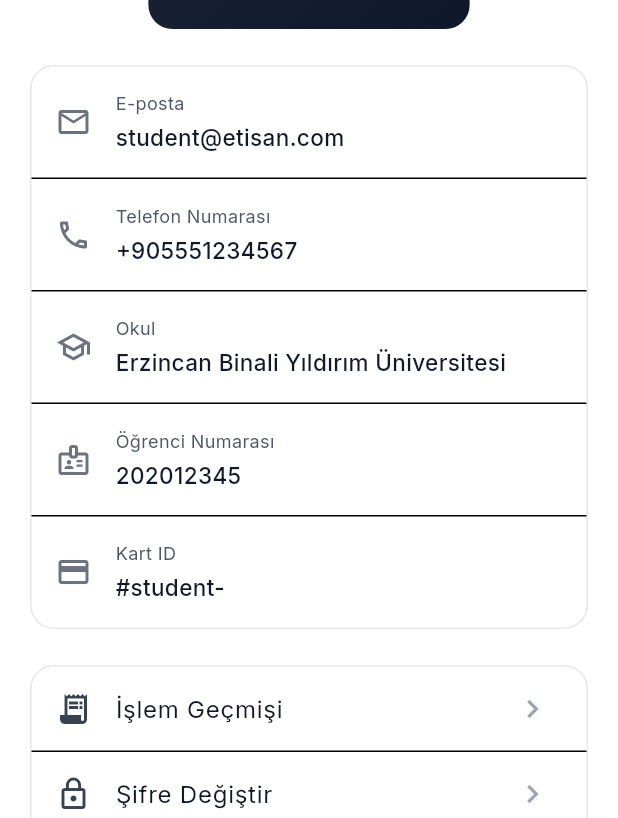
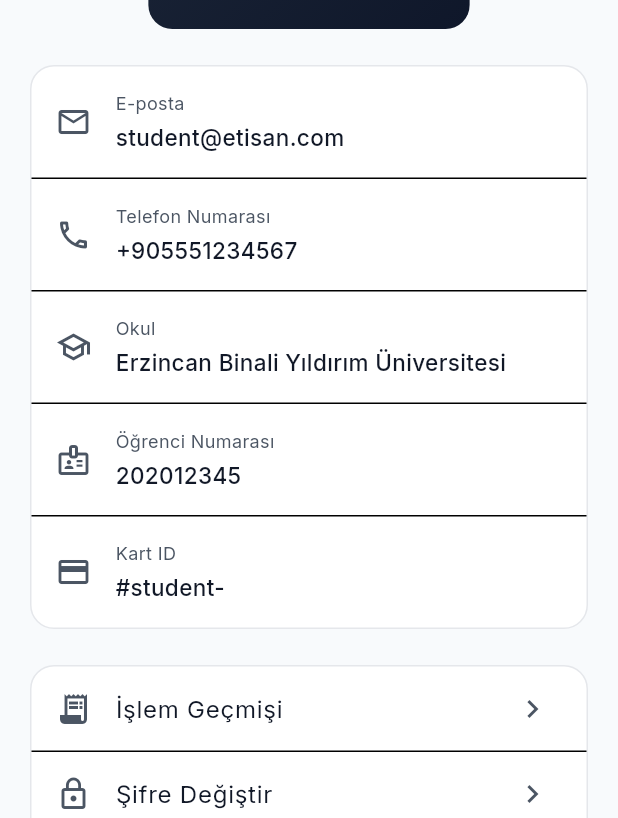
Before and after one commit to Mkosttak/etisan_proje, a Flutter app: the screen it shows after launch, after a tap on "Öğrenci", after a tap on the "person" icon, on a phone screen of 412 x 824 dp. Shown: the part 418-1236 px from the top of the screen. Run offline on Flutter 3.47's test engine with Material 3 defaults, Android fonts, the phone set to English and light mode, and no system bars; our stand-ins replace fl_chart, google_fonts, qr_flutter, shared_preferences, supabase_flutter; accounts and stored records are empty.

Commit message:
eksikler giderildi

```diff
--- a/lib/core/constants/app_colors.dart
+++ b/lib/core/constants/app_colors.dart
@@ -44,9 +44,9 @@ class AppColors {
   static const Color dinner = Color(0xFF8B5CF6);
 
   // Background Colors
-  static const Color backgroundLight = Color(0xFFFFFFFF);
+  static const Color backgroundLight = Color(0xFFF8FAFC);
   static const Color backgroundDark = Color(0xFF0F172A);
-  static const Color surfaceLight = Color(0xFFF8FAFC);
+  static const Color surfaceLight = Color(0xFFFFFFFF);
   static const Color surfaceDark = Color(0xFF1E293B);
 
   // Reservation Status Colors
@@ -74,4 +74,156 @@ class AppColors {
     begin: Alignment.topLeft,
     end: Alignment.bottomRight,
   );
+
+  // ========== CONTEXT-AWARE DYNAMIC COLORS ==========
+
+  /// Background color based on theme
+  static Color getBackground(BuildContext context) {
+    return Theme.of(context).brightness == Brightness.dark
+        ? backgroundDark
+        : backgroundLight;
+  }
+
+  /// Surface color based on theme
+  static Color getSurface(BuildContext context) {
+    return Theme.of(context).brightness == Brightness.dark
+        ? surfaceDark
+        : surfaceLight;
+  }
+
+  /// Card color based on theme
+  static Color getCardColor(BuildContext context) {
+    return Theme.of(context).brightness == Brightness.dark
+        ? const Color(0xFF1E293B)
+        : white;
+  }
+
+  /// Primary text color based on theme
+  static Color getTextPrimary(BuildContext context) {
+    return Theme.of(context).brightness == Brightness.dark
+        ? grey50
+        : grey900;
+  }
+
+  /// Secondary text color based on theme
+  static Color getTextSecondary(BuildContext context) {
+    return Theme.of(context).brightness == Brightness.dark
+        ? grey400
+        : grey600;
+  }
+
+  /// Tertiary text color based on theme
+  static Color getTextTertiary(BuildContext context) {
+    return Theme.of(context).brightness == Brightness.dark
+        ? grey500
+        : grey500;
+  }
+
+  /// Border color based on theme
+  static Color getBorder(BuildContext context) {
+    return Theme.of(context).brightness == Brightness.dark
+        ? grey700
+        : grey200;
+  }
+
+  /// Divider color based on theme
+  static Color getDivider(BuildContext context) {
+    return Theme.of(context).brightness == Brightness.dark
+        ? grey800
+        : grey100;
+  }
+
+  /// Icon color based on theme
+  static Color getIconColor(BuildContext context) {
+    return Theme.of(context).brightness == Brightness.dark
+        ? grey300
+        : grey600;
+  }
+
+  /// Overlay color based on theme (for hover, pressed states)
+  static Color getOverlay(BuildContext context) {
+    return Theme.of(context).brightness == Brightness.dark
+        ? white.withOpacity(0.1)
+        : black.withOpacity(0.05);
+  }
+
+  /// Shadow color based on theme
+  static Color getShadow(BuildContext context) {
+    return Theme.of(context).brightness == Brightness.dark
+        ? black.withOpacity(0.3)
+        : black.withOpacity(0.1);
+  }
+
+  /// Input fill color based on theme
+  static Color getInputFill(BuildContext context) {
+    return Theme.of(context).brightness == Brightness.dark
+        ? grey800
+        : grey50;
+  }
+
+  /// Shimmer base color based on theme
+  static Color getShimmerBase(BuildContext context) {
+    return Theme.of(context).brightness == Brightness.dark
+        ? grey800
+        : grey200;
+  }
+
+  /// Shimmer highlight color based on theme
+  static Color getShimmerHighlight(BuildContext context) {
+    return Theme.of(context).brightness == Brightness.dark
+        ? grey700
+        : grey100;
+  }
+
+  /// App bar background based on theme
+  static Color getAppBarBackground(BuildContext context) {
+    return Theme.of(context).brightness == Brightness.dark
+        ? surfaceDark
+        : white;
+  }
+
+  /// Bottom navigation background based on theme
+  static Color getBottomNavBackground(BuildContext context) {
+    return Theme.of(context).brightness == Brightness.dark
+        ? surfaceDark
+        : white;
+  }
+
+  /// Chip background based on theme
+  static Color getChipBackground(BuildContext context, {bool isSelected = false}) {
+    if (isSelected) return primaryOrange;
+    return Theme.of(context).brightness == Brightness.dark
+        ? grey800
+        : grey100;
+  }
+
+  /// Chip text color based on theme
+  static Color getChipText(BuildContext context, {bool isSelected = false}) {
+    if (isSelected) return white;
+    return Theme.of(context).brightness == Brightness.dark
+        ? grey200
+        : grey700;
+  }
+
+  /// Gradient for cards based on theme
+  static LinearGradient getCardGradient(BuildContext context) {
+    return Theme.of(context).brightness == Brightness.dark
+        ? darkGradient
+        : const LinearGradient(
+            colors: [Color(0xFFFFFFFF), Color(0xFFF8FAFC)],
+            begin: Alignment.topLeft,
+            end: Alignment.bottomRight,
+          );
+  }
+
+  /// Hero gradient based on theme
+  static LinearGradient getHeroGradient(BuildContext context) {
+    return Theme.of(context).brightness == Brightness.dark
+        ? const LinearGradient(
+            colors: [Color(0xFFFDB913), Color(0xFFD9940A)],
+            begin: Alignment.topLeft,
+            end: Alignment.bottomRight,
+          )
+        : primaryGradient;
+  }
 }
--- a/lib/screens/balance/transaction_history_screen.dart
+++ b/lib/screens/balance/transaction_history_screen.dart
@@ -18,20 +18,22 @@ class TransactionHistoryScreen extends StatelessWidget {
         title: Text(AppStrings.tr['transactionHistory']!),
       ),
       body: transactionProvider.transactions.isEmpty
-          ? const Center(
+          ? Builder(
+              builder: (context) => Center(
                 child: Column(
                   mainAxisAlignment: MainAxisAlignment.center,
                   children: [
-                  Icon(Icons.receipt_long, size: 64, color: AppColors.grey400),
-                  SizedBox(height: 16),
+                    Icon(Icons.receipt_long, size: 64, color: AppColors.getIconColor(context)),
+                    const SizedBox(height: 16),
                     Text(
                       'Henüz işlem geçmişi yok',
                       style: TextStyle(
                         fontSize: 16,
-                      color: AppColors.grey600,
+                        color: AppColors.getTextSecondary(context),
                       ),
                     ),
                   ],
+                ),
               ),
             )
           : ListView.builder(
@@ -47,6 +49,8 @@ class TransactionHistoryScreen extends StatelessWidget {
   }
 
   Widget _buildTransactionTile(TransactionModel transaction) {
+    return Builder(
+      builder: (context) {
         final isCredit = transaction.isCredit;
         final icon = isCredit ? Icons.add_circle : Icons.remove_circle;
         final color = isCredit ? AppColors.success : AppColors.error;
@@ -55,9 +59,9 @@ class TransactionHistoryScreen extends StatelessWidget {
           margin: const EdgeInsets.only(bottom: 12),
           padding: const EdgeInsets.all(16),
           decoration: BoxDecoration(
-        color: Colors.white,
+            color: AppColors.getCardColor(context),
             borderRadius: BorderRadius.circular(12),
-        border: Border.all(color: AppColors.grey200),
+            border: Border.all(color: AppColors.getBorder(context)),
           ),
           child: Row(
             children: [
@@ -69,16 +73,17 @@ class TransactionHistoryScreen extends StatelessWidget {
                   children: [
                     Text(
                       transaction.description,
-                  style: const TextStyle(
+                      style: TextStyle(
                         fontSize: 14,
                         fontWeight: FontWeight.w600,
+                        color: AppColors.getTextPrimary(context),
                       ),
                     ),
                     const SizedBox(height: 4),
                     Text(
                       Helpers.formatDate(transaction.createdAt, 'MMM dd, yyyy HH:mm'),
-                  style: const TextStyle(
-                    color: AppColors.grey500,
+                      style: TextStyle(
+                        color: AppColors.getTextSecondary(context),
                         fontSize: 12,
                       ),
                     ),
@@ -96,5 +101,7 @@ class TransactionHistoryScreen extends StatelessWidget {
             ],
           ),
         );
+      },
+    );
   }
 }
--- a/lib/screens/home/home_screen.dart
+++ b/lib/screens/home/home_screen.dart
@@ -87,7 +87,7 @@ class _HomeScreenState extends State<HomeScreen> with SingleTickerProviderStateM
       ..sort((a, b) => a.mealDate.compareTo(b.mealDate));
 
     return Scaffold(
-      backgroundColor: AppColors.backgroundLight,
+      backgroundColor: AppColors.getBackground(context),
       body: RefreshIndicator(
         onRefresh: _loadData,
         color: AppColors.primaryOrange,
@@ -100,7 +100,7 @@ class _HomeScreenState extends State<HomeScreen> with SingleTickerProviderStateM
                 opacity: _fadeAnimation,
                 child: SlideTransition(
                   position: _slideAnimation,
-                  child: _buildHeroSection(user),
+                  child: _buildHeroSection(context, user),
                 ),
               ),
             ),
@@ -109,7 +109,7 @@ class _HomeScreenState extends State<HomeScreen> with SingleTickerProviderStateM
             SliverToBoxAdapter(
               child: FadeTransition(
                 opacity: _fadeAnimation,
-                child: _buildUpcomingReservations(upcomingReservations),
+                child: _buildUpcomingReservations(context, upcomingReservations),
               ),
             ),
 
@@ -123,7 +123,7 @@ class _HomeScreenState extends State<HomeScreen> with SingleTickerProviderStateM
     );
   }
 
-  Widget _buildHeroSection(user) {
+  Widget _buildHeroSection(BuildContext context, user) {
     final hour = DateTime.now().hour;
     String greeting;
     IconData greetingIcon;
@@ -143,14 +143,7 @@ class _HomeScreenState extends State<HomeScreen> with SingleTickerProviderStateM
       margin: const EdgeInsets.all(20),
       padding: const EdgeInsets.all(24),
       decoration: BoxDecoration(
-        gradient: const LinearGradient(
-          colors: [
-            AppColors.primaryOrange,
-            Color(0xFFFFA726),
-          ],
-          begin: Alignment.topLeft,
-          end: Alignment.bottomRight,
-        ),
+        gradient: AppColors.getHeroGradient(context),
         borderRadius: BorderRadius.circular(24),
         boxShadow: [
           BoxShadow(
@@ -315,17 +308,17 @@ class _HomeScreenState extends State<HomeScreen> with SingleTickerProviderStateM
     );
   }
 
-  Widget _buildUpcomingReservations(List upcomingReservations) {
+  Widget _buildUpcomingReservations(BuildContext context, List upcomingReservations) {
     if (upcomingReservations.isEmpty) {
       return Container(
         margin: const EdgeInsets.all(20),
         padding: const EdgeInsets.all(32),
         decoration: BoxDecoration(
-          color: Colors.white,
+          color: AppColors.getCardColor(context),
           borderRadius: BorderRadius.circular(20),
           boxShadow: [
             BoxShadow(
-              color: Colors.black.withOpacity(0.05),
+              color: AppColors.getShadow(context),
               blurRadius: 10,
               offset: const Offset(0, 4),
             ),
@@ -346,21 +339,21 @@ class _HomeScreenState extends State<HomeScreen> with SingleTickerProviderStateM
               ),
             ),
             const SizedBox(height: 16),
-            const Text(
+            Text(
               'Henüz Rezervasyon Yok',
               style: TextStyle(
                 fontSize: 18,
                 fontWeight: FontWeight.bold,
-                color: AppColors.grey900,
+                color: AppColors.getTextPrimary(context),
               ),
             ),
             const SizedBox(height: 8),
-            const Text(
+            Text(
               'Bugün için bir yemek rezervasyonu yapın!',
               textAlign: TextAlign.center,
               style: TextStyle(
                 fontSize: 14,
-                color: AppColors.grey600,
+                color: AppColors.getTextSecondary(context),
               ),
             ),
           ],
@@ -368,20 +361,20 @@ class _HomeScreenState extends State<HomeScreen> with SingleTickerProviderStateM
       );
     }
 
-    return Container(
-      margin: const EdgeInsets.all(20),
-      child: Column(
-        crossAxisAlignment: CrossAxisAlignment.start,
-        children: [
-          Row(
+    return Column(
+      crossAxisAlignment: CrossAxisAlignment.start,
+      children: [
+        Padding(
+          padding: const EdgeInsets.fromLTRB(20, 0, 20, 12),
+          child: Row(
             mainAxisAlignment: MainAxisAlignment.spaceBetween,
             children: [
-              const Text(
+              Text(
                 'Yaklaşan Rezervasyonlar',
                 style: TextStyle(
                   fontSize: 20,
                   fontWeight: FontWeight.bold,
-                  color: AppColors.grey900,
+                  color: AppColors.getTextPrimary(context),
                 ),
               ),
               TextButton(
@@ -392,16 +385,15 @@ class _HomeScreenState extends State<HomeScreen> with SingleTickerProviderStateM
               ),
             ],
           ),
-          const SizedBox(height: 12),
-          ...upcomingReservations.map((reservation) {
-            return _buildReservationCard(reservation);
-          }).toList(),
-        ],
-      ),
+        ),
+        ...upcomingReservations.map((reservation) {
+          return _buildReservationCard(context, reservation);
+        }).toList(),
+      ],
     );
   }
 
-  Widget _buildReservationCard(reservation) {
+  Widget _buildReservationCard(BuildContext context, reservation) {
     Color periodColor;
     IconData periodIcon;
 
@@ -424,13 +416,13 @@ class _HomeScreenState extends State<HomeScreen> with SingleTickerProviderStateM
     }
 
     return Container(
-      margin: const EdgeInsets.only(bottom: 12),
+      margin: const EdgeInsets.symmetric(horizontal: 20, vertical: 6),
       decoration: BoxDecoration(
-        color: Colors.white,
+        color: AppColors.getCardColor(context),
         borderRadius: BorderRadius.circular(16),
         boxShadow: [
           BoxShadow(
-            color: Colors.black.withOpacity(0.05),
+            color: AppColors.getShadow(context),
             blurRadius: 10,
             offset: const Offset(0, 4),
           ),
@@ -468,10 +460,10 @@ class _HomeScreenState extends State<HomeScreen> with SingleTickerProviderStateM
                     children: [
                       Text(
                         reservation.mealName,
-                        style: const TextStyle(
+                        style: TextStyle(
                           fontSize: 16,
                           fontWeight: FontWeight.bold,
-                          color: AppColors.grey900,
+                          color: AppColors.getTextPrimary(context),
                         ),
                       ),
                       const SizedBox(height: 6),
@@ -480,15 +472,15 @@ class _HomeScreenState extends State<HomeScreen> with SingleTickerProviderStateM
                           Icon(
                             Icons.location_on,
                             size: 14,
-                            color: AppColors.grey600,
+                            color: AppColors.getTextSecondary(context),
                           ),
                           const SizedBox(width: 4),
                           Expanded(
                             child: Text(
                               reservation.cafeteriaName,
-                              style: const TextStyle(
+                              style: TextStyle(
                                 fontSize: 13,
-                                color: AppColors.grey600,
+                                color: AppColors.getTextSecondary(context),
                               ),
                               maxLines: 1,
                               overflow: TextOverflow.ellipsis,
@@ -502,14 +494,14 @@ class _HomeScreenState extends State<HomeScreen> with SingleTickerProviderStateM
                           Icon(
                             Icons.access_time,
                             size: 14,
-                            color: AppColors.grey600,
+                            color: AppColors.getTextSecondary(context),
                           ),
                           const SizedBox(width: 4),
                           Text(
                             Helpers.formatDate(reservation.mealDate, 'dd MMM, HH:mm'),
-                            style: const TextStyle(
+                            style: TextStyle(
                               fontSize: 13,
-                              color: AppColors.grey600,
+                              color: AppColors.getTextSecondary(context),
                             ),
                           ),
                         ],
@@ -532,7 +524,7 @@ class _HomeScreenState extends State<HomeScreen> with SingleTickerProviderStateM
                     Icon(
                       Icons.arrow_forward_ios,
                       size: 14,
-                      color: AppColors.grey400,
+                      color: AppColors.getIconColor(context),
                     ),
                   ],
                 ),
--- a/lib/screens/home/main_navigation.dart
+++ b/lib/screens/home/main_navigation.dart
@@ -120,11 +120,11 @@ class _MainNavigationState extends State<MainNavigation> {
       bottomNavigationBar: Container(
         margin: const EdgeInsets.symmetric(horizontal: 20, vertical: 20),
         decoration: BoxDecoration(
-          color: Colors.white,
+          color: AppColors.getBottomNavBackground(context),
           borderRadius: BorderRadius.circular(30),
           boxShadow: [
             BoxShadow(
-              color: Colors.black.withOpacity(0.15),
+              color: AppColors.getShadow(context).withOpacity(0.3),
               blurRadius: 20,
               offset: const Offset(0, 10),
               spreadRadius: 0,
@@ -147,10 +147,10 @@ class _MainNavigationState extends State<MainNavigation> {
                       height: 1.2,
                     );
                   }
-                  return const TextStyle(
+                  return TextStyle(
                     fontSize: 12,
                     fontWeight: FontWeight.w500,
-                    color: AppColors.grey600,
+                    color: AppColors.getTextSecondary(context),
                     overflow: TextOverflow.ellipsis,
                     height: 1.2,
                   );
@@ -174,7 +174,7 @@ class _MainNavigationState extends State<MainNavigation> {
               NavigationDestination(
                 icon: Icon(
                   Icons.home_outlined,
-                  color: _currentIndex == 0 ? AppColors.primaryOrange : AppColors.grey600,
+                  color: _currentIndex == 0 ? AppColors.primaryOrange : AppColors.getIconColor(context),
                 ),
                 selectedIcon: Icon(
                   Icons.home,
@@ -185,7 +185,7 @@ class _MainNavigationState extends State<MainNavigation> {
               NavigationDestination(
                 icon: Icon(
                   Icons.restaurant_menu_outlined,
-                  color: _currentIndex == 1 ? AppColors.primaryOrange : AppColors.grey600,
+                  color: _currentIndex == 1 ? AppColors.primaryOrange : AppColors.getIconColor(context),
                 ),
                 selectedIcon: Icon(
                   Icons.restaurant_menu,
@@ -196,7 +196,7 @@ class _MainNavigationState extends State<MainNavigation> {
               NavigationDestination(
                 icon: Icon(
                   Icons.add_circle_outline,
-                  color: _currentIndex == 2 ? AppColors.primaryOrange : AppColors.grey600,
+                  color: _currentIndex == 2 ? AppColors.primaryOrange : AppColors.getIconColor(context),
                 ),
                 selectedIcon: Icon(
                   Icons.add_circle,
@@ -207,7 +207,7 @@ class _MainNavigationState extends State<MainNavigation> {
               NavigationDestination(
                 icon: Icon(
                   Icons.swap_horiz_outlined,
-                  color: _currentIndex == 3 ? AppColors.primaryOrange : AppColors.grey600,
+                  color: _currentIndex == 3 ? AppColors.primaryOrange : AppColors.getIconColor(context),
                 ),
                 selectedIcon: Icon(
                   Icons.swap_horiz,
--- a/lib/screens/profile/profile_screen.dart
+++ b/lib/screens/profile/profile_screen.dart
@@ -103,9 +103,9 @@ class ProfileScreen extends StatelessWidget {
             // User Info
             Container(
               decoration: BoxDecoration(
-                color: AppColors.white,
+                color: AppColors.getCardColor(context),
                 borderRadius: BorderRadius.circular(16),
-                border: Border.all(color: AppColors.grey200),
+                border: Border.all(color: AppColors.getBorder(context)),
               ),
               child: Column(
                 children: [
@@ -160,9 +160,9 @@ class ProfileScreen extends StatelessWidget {
             // Settings
             Container(
               decoration: BoxDecoration(
-                color: AppColors.white,
+                color: AppColors.getCardColor(context),
                 borderRadius: BorderRadius.circular(16),
-                border: Border.all(color: AppColors.grey200),
+                border: Border.all(color: AppColors.getBorder(context)),
               ),
               child: Column(
                 children: [
@@ -244,11 +244,12 @@ class ProfileScreen extends StatelessWidget {
   }
 
   Widget _buildInfoTile(IconData icon, String label, String value) {
-    return Padding(
+    return Builder(
+      builder: (context) => Padding(
         padding: const EdgeInsets.all(16),
         child: Row(
           children: [
-          Icon(icon, color: AppColors.grey500, size: 24),
+            Icon(icon, color: AppColors.getIconColor(context), size: 24),
             const SizedBox(width: 16),
             Expanded(
               child: Column(
@@ -256,17 +257,18 @@ class ProfileScreen extends StatelessWidget {
                 children: [
                   Text(
                     label,
-                  style: const TextStyle(
-                    color: AppColors.grey600,
+                    style: TextStyle(
+                      color: AppColors.getTextSecondary(context),
                       fontSize: 12,
                     ),
                   ),
                   const SizedBox(height: 4),
                   Text(
                     value,
-                  style: const TextStyle(
+                    style: TextStyle(
                       fontSize: 15,
                       fontWeight: FontWeight.w500,
+                      color: AppColors.getTextPrimary(context),
                     ),
                   ),
                 ],
@@ -274,15 +276,18 @@ class ProfileScreen extends StatelessWidget {
             ),
           ],
         ),
+      ),
     );
   }
 
   Widget _buildSettingTile(IconData icon, String title, {VoidCallback? onTap}) {
-    return ListTile(
-      leading: Icon(icon, color: AppColors.grey700),
-      title: Text(title),
-      trailing: const Icon(Icons.chevron_right, color: AppColors.grey400),
+    return Builder(
+      builder: (context) => ListTile(
+        leading: Icon(icon, color: AppColors.getIconColor(context)),
+        title: Text(title, style: TextStyle(color: AppColors.getTextPrimary(context))),
+        trailing: Icon(Icons.chevron_right, color: AppColors.getIconColor(context)),
         onTap: onTap,
+      ),
     );
   }
 
@@ -292,21 +297,23 @@ class ProfileScreen extends StatelessWidget {
     bool value,
     Function(bool) onChanged,
   ) {
-    return ListTile(
-      leading: Icon(icon, color: AppColors.grey700),
-      title: Text(title),
+    return Builder(
+      builder: (context) => ListTile(
+        leading: Icon(icon, color: AppColors.getIconColor(context)),
+        title: Text(title, style: TextStyle(color: AppColors.getTextPrimary(context))),
         trailing: Switch(
           value: value,
           onChanged: onChanged,
           activeColor: AppColors.primaryOrange,
+        ),
       ),
     );
   }
 
   Widget _buildLanguageTile(BuildContext context, ThemeProvider themeProvider) {
     return ListTile(
-      leading: const Icon(Icons.language, color: AppColors.grey700),
-      title: Text(AppStrings.tr['language']!),
+      leading: Icon(Icons.language, color: AppColors.getIconColor(context)),
+      title: Text(AppStrings.tr['language']!, style: TextStyle(color: AppColors.getTextPrimary(context))),
       trailing: Row(
         mainAxisSize: MainAxisSize.min,
         children: [
--- a/lib/screens/reservations/cart_screen.dart
+++ b/lib/screens/reservations/cart_screen.dart
@@ -18,7 +18,7 @@ class CartScreen extends StatelessWidget {
     final authProvider = Provider.of<AuthProvider>(context);
 
     return Scaffold(
-      backgroundColor: AppColors.backgroundLight,
+      backgroundColor: AppColors.getBackground(context),
       appBar: AppBar(
         title: const Text('Sepetim'),
         backgroundColor: AppColors.primaryOrange,
--- a/lib/screens/reservations/create_reservation_screen.dart
+++ b/lib/screens/reservations/create_reservation_screen.dart
@@ -66,7 +66,7 @@ class _CreateReservationScreenState extends State<CreateReservationScreen>
     final mealProvider = Provider.of<MealProvider>(context);
 
     return Scaffold(
-      backgroundColor: AppColors.backgroundLight,
+      backgroundColor: AppColors.getBackground(context),
       appBar: AppBar(
         toolbarHeight: 0,
         automaticallyImplyLeading: false,
--- a/lib/screens/reservations/reservation_list_screen.dart
+++ b/lib/screens/reservations/reservation_list_screen.dart
@@ -88,7 +88,7 @@ class _ReservationListScreenState extends State<ReservationListScreen>
       ..sort((a, b) => b.mealDate.compareTo(a.mealDate));
 
     return Scaffold(
-      backgroundColor: AppColors.surfaceLight,
+      backgroundColor: AppColors.getBackground(context),
       body: SafeArea(
         child: AppPageContainer(
           padding: const EdgeInsets.symmetric(vertical: 16),
--- a/lib/screens/swap/swap_screen.dart
+++ b/lib/screens/swap/swap_screen.dart
@@ -72,7 +72,7 @@ class _SwapScreenState extends State<SwapScreen> with TickerProviderStateMixin {
     final user = authProvider.currentUser!;
 
     return Scaffold(
-      backgroundColor: AppColors.backgroundLight,
+      backgroundColor: AppColors.getBackground(context),
       appBar: AppBar(
         toolbarHeight: 0,
         automaticallyImplyLeading: false,
```
Lines whose indentation alone changed are shown as unchanged.
